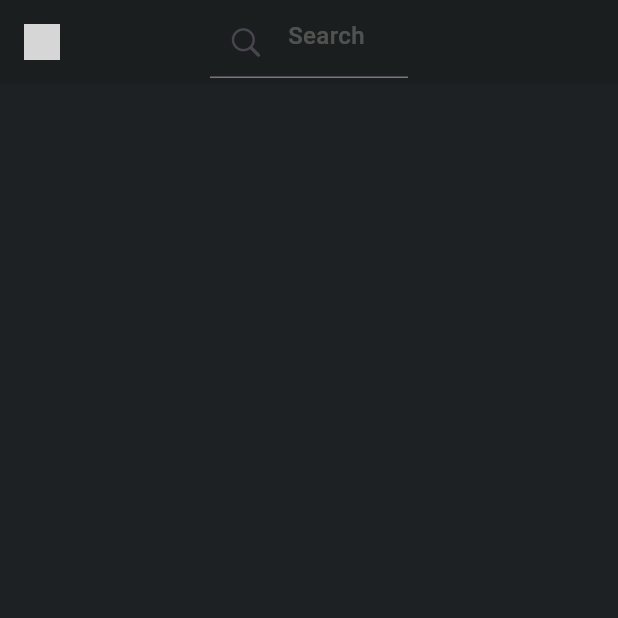
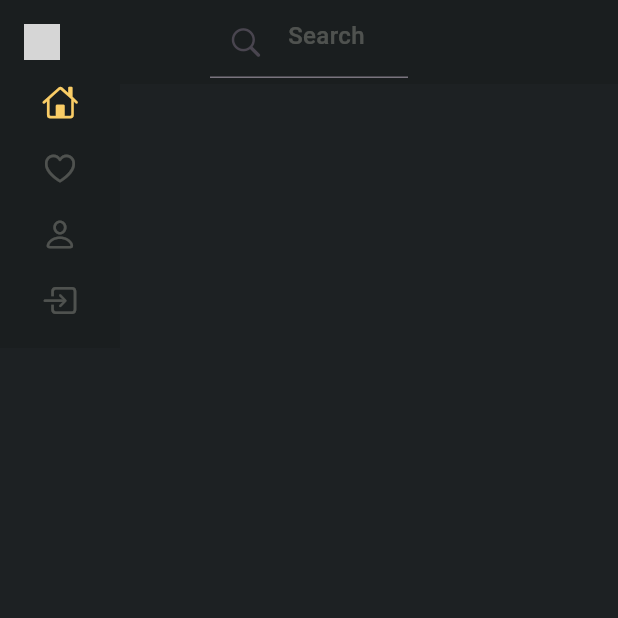
Before and after one commit to moozunch/musica, a Flutter app: the screen it shows after launch, on a phone screen of 412 x 824 dp, the top half of it. Run offline on Flutter 3.47's test engine with Material 3 defaults, Android fonts, the light colour scheme and no system bars; Roboto replaces fonts that are missing (SF-PRO-Text); grey boxes are pictures that could not be loaded.

Commit message:
Revert "Revert "sidebar""

```diff
--- a/lib/main.dart
+++ b/lib/main.dart
@@ -34,10 +34,6 @@ class MyApp extends StatelessWidget {
 
 class MyHomePage extends StatefulWidget {
   const MyHomePage({super.key, required this.title});
-
-  // This widget is the home page of your application. It is stateful, meaning
-  // that it has a State object (defined below) that contains fields that affect
-  // how it looks.
 
   // This class is the configuration for the state. It holds the values (in this
   // case the title) provided by the parent (in this case the App widget) and
@@ -89,6 +85,7 @@ class _MyHomePageState extends State<MyHomePage> {
         ),
       ),
       body: Center(
+        child: Expanded(child: SideBar()),
         // Center is a layout widget. It takes a single child and positions it
         // in the middle of the parent.
       ),
@@ -127,3 +124,71 @@ class _SearchBarState extends State<SearchBar> {
   }
 
 }
+
+class SideBar extends StatefulWidget {
+
+  @override
+  _SideBarState createState() => _SideBarState();
+
+}
+
+class _SideBarState extends State<SideBar> {
+  int activeIndex = 0;
+  //list untuk halaman berupa widget
+  final List<Widget> pages = [
+    Center(child: Text('Home', style: TextStyle(fontSize: 24),),),
+    Center(child: Text('Favorites', style: TextStyle(fontSize: 24),),),
+
+    Center(child: Text('Profile', style: TextStyle(fontSize: 24),),),
+    Center(child: Text('Logout', style: TextStyle(fontSize: 24),),),
+  ];
+
+  //untuk object dan icon
+  @override
+  Widget build(BuildContext context) {
+    return Scaffold(
+      body: Row(
+        children: [
+          //SideBar
+          Container(
+            width: 80,
+            color: Theme.of(context).primaryColorDark,
+            child: SingleChildScrollView(
+              child: Column(
+                mainAxisAlignment: MainAxisAlignment.center,
+                children: [
+                  buildSideBarIcon( //kita buat di di function karena kita mau atur dia kalau ditekan kan aktif dan berubah warna atau bagaimana
+                  CupertinoIcons.home, 0),
+                  SizedBox(height: 20,),
+                  buildSideBarIcon(CupertinoIcons.heart, 1),
+                  SizedBox(height: 20,),
+                  buildSideBarIcon(CupertinoIcons.person, 2),
+                  SizedBox(height: 20,),
+                  buildSideBarIcon(CupertinoIcons.square_arrow_right, 3),
+                  SizedBox(height: 20,),
+                ],
+              ),
+            ),
+          )
+        ],
+      ),
+    );
+  }
+
+
+buildSideBarIcon(IconData icon, int index) {
+  return GestureDetector(
+    onTap: () {
+      setState(() {
+        activeIndex = index;
+      });
+    },
+    child: Column(
+      children: [
+        Icon(icon, color: activeIndex == index
+        ? Theme.of(context).primaryColor
+        : Theme.of(context).disabledColor)
+      ],
+    ),
+  );
+}}
```
